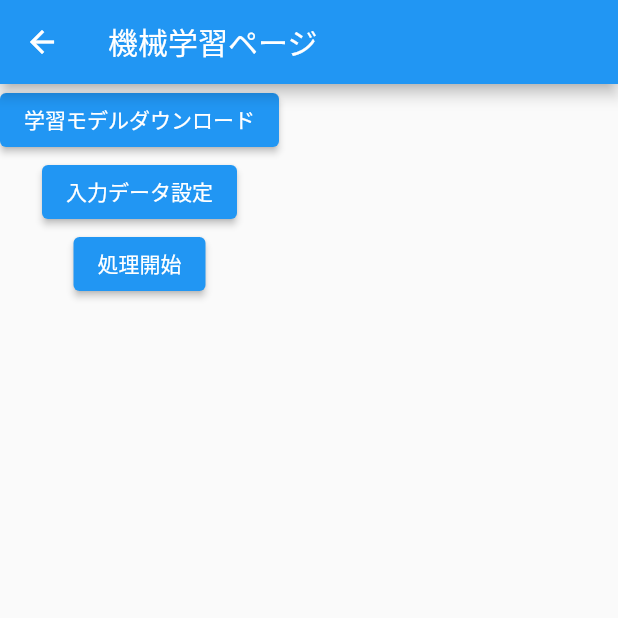
After one commit to tsuyohase/PIS-Group3, a Flutter app: the MachineLearningPage screen opened by its route, after a tap on "処理開始", on a phone screen of 412 x 824 dp, the top half of it. The commit adds this screen. Run offline on Flutter 3.47's test engine with Material 2 defaults, Android fonts, the phone set to English and light mode, and no system bars; our stand-ins replace cloud_firestore, dio, firebase_auth, firebase_core, flutter_dotenv, flutter_hooks and 4 more; missing offline and left inert: dart:ffi, firebase_ml_model_downloader, google_place, tflite_flutter; accounts and stored records are empty.

Commit message:
0516 commit 機械学習についてのひな形

```diff
--- a/lib/main.dart
+++ b/lib/main.dart
@@ -10,6 +10,8 @@ import 'package:parking_app/screen/loginPage.dart';
 import 'package:parking_app/screen/map.dart';
 import 'package:parking_app/screen/registerPage.dart';
 import 'package:flutter_dotenv/flutter_dotenv.dart';
+
+import 'screen/machineLearningPage.dart';
 
 void main() async {
   await dotenv.load(fileName: '.env');
@@ -43,6 +45,7 @@ class MyApp extends ConsumerWidget {
         '/register': (BuildContext context) => new RegisterPage(),
         '/navitime': (BuildContext context) => new NavitimePage(),
         '/mypage': (BuildContext context) => new MyPage(),
+        '/mlpage': (BuildContext context) => new MachineLearningPage(),
       },
     );
   }
--- a/lib/screen/homePage.dart
+++ b/lib/screen/homePage.dart
@@ -41,6 +41,11 @@ class HomePage extends ConsumerWidget {
                 onPressed: () {
                   Navigator.of(context).pushNamed("/mypage");
                 }),
+            TextButton(
+                child: Icon(Icons.book),
+                onPressed: () {
+                  Navigator.of(context).pushNamed("/mlpage");
+                }),
           ]),
         ));
   }
--- /dev/null
+++ b/lib/screen/machineLearningPage.dart
@@ -0,0 +1,96 @@
+import 'dart:async';
+import 'dart:ffi';
+import 'dart:io';
+
+import 'package:firebase_ml_model_downloader/firebase_ml_model_downloader.dart';
+import 'package:flutter/cupertino.dart';
+import 'package:flutter/material.dart';
+import '../firebase_options.dart';
+import 'package:firebase_core/firebase_core.dart';
+import 'package:tflite_flutter/tflite_flutter.dart';
+
+void initFirebase() async {
+  await Firebase.initializeApp(
+    options: DefaultFirebaseOptions.currentPlatform,
+  );
+}
+
+class MachineLearningPage extends StatefulWidget {
+  const MachineLearningPage({super.key});
+
+  @override
+  State<MachineLearningPage> createState() => _MachineLearningPage();
+}
+
+class _MachineLearningPage extends State<MachineLearningPage> {
+  late FirebaseCustomModel cm;
+  late dynamic inputData;
+  @override
+  Widget build(BuildContext context) {
+    return Scaffold(
+        appBar: AppBar(
+          title: const Text('機械学習ページ'),
+        ),
+        body: Column(children: [
+          ElevatedButton(
+            child: const Text('学習モデルダウンロード'),
+            onPressed: () async {
+              cm = await MachineLearning.getModel();
+              debugPrint("CustomModel's name: ${cm.name}");
+              debugPrint("CustomModel's file: ${cm.file}");
+            },
+          ),
+          ElevatedButton(
+            child: const Text('入力データ設定'),
+            onPressed: () async {
+              inputData = await MachineLearning.getInputData();
+              debugPrint("Get Inpput Data!");
+            },
+          ),
+          ElevatedButton(
+            child: const Text('処理開始'),
+            onPressed: () async {
+              Object predDifficulty =
+                  await MachineLearning.runProcessResult(cm, inputData);
+              debugPrint("Difficulty: $predDifficulty");
+            },
+          ),
+        ]));
+  }
+}
+
+class MachineLearning {
+  static Future<FirebaseCustomModel> getModel() async {
+    FirebaseCustomModel customModel =
+        await FirebaseModelDownloader.instance.getModel(
+            "sample-tani",
+            FirebaseModelDownloadType.localModel,
+            FirebaseModelDownloadConditions(
+              iosAllowsCellularAccess: true,
+              iosAllowsBackgroundDownloading: false,
+              androidChargingRequired: false,
+              androidWifiRequired: false,
+              androidDeviceIdleRequired: false,
+            ));
+    debugPrint("customModel is downloaded!");
+    return customModel;
+  }
+
+  static Future<Object> runProcessResult(
+      FirebaseCustomModel customModel, var input) async {
+    debugPrint("Processing...");
+    final Interpreter interpreter =
+        Interpreter.fromFile(File(customModel.name));
+    // if output tensor shape [1,2] and type is float32.
+    // Object output = List.filled(1 * 2, 0).reshape([1, 2]);
+    dynamic output;
+    interpreter.run(input, output);
+    interpreter.close();
+    return output;
+  }
+
+  static getInputData() {
+    Object inputData = "default";
+    return inputData;
+  }
+}
--- a/pubspec.yaml
+++ b/pubspec.yaml
@@ -52,6 +52,7 @@ dependencies:
   hooks_riverpod: ^2.3.6
   crypto: ^3.0.1
   firebase_ml_model_downloader: ^0.2.2
+  tflite_flutter: ^0.9.5
 
 dev_dependencies:
   flutter_test:
```
Also changed, not shown: lib/machineLearning.dart (deleted, +0 -29 lines).
